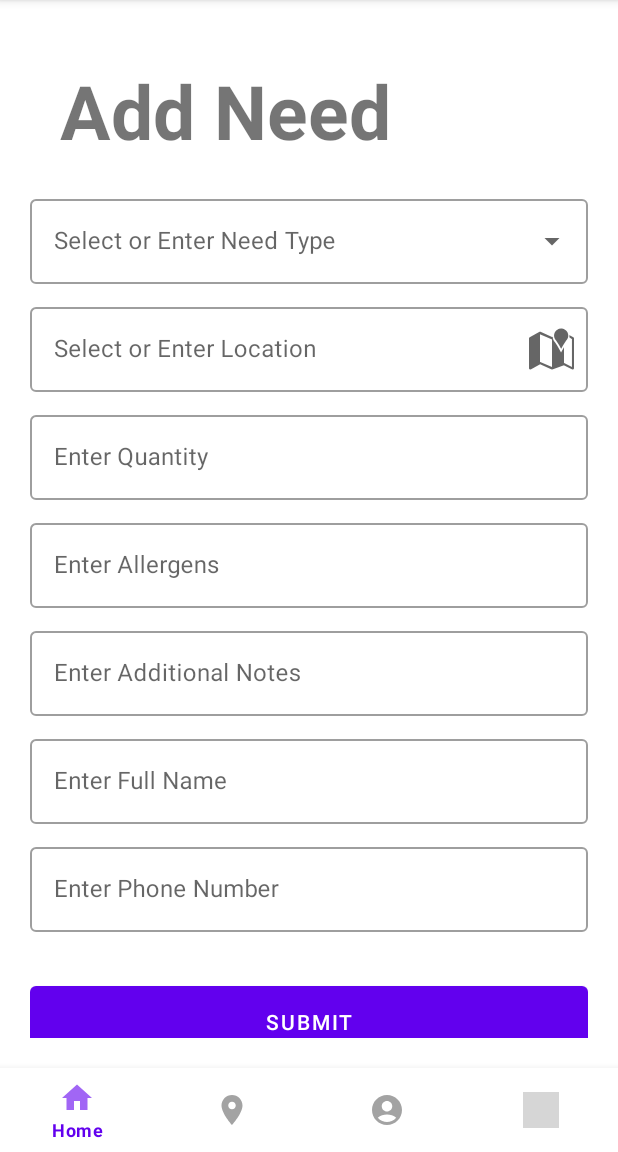
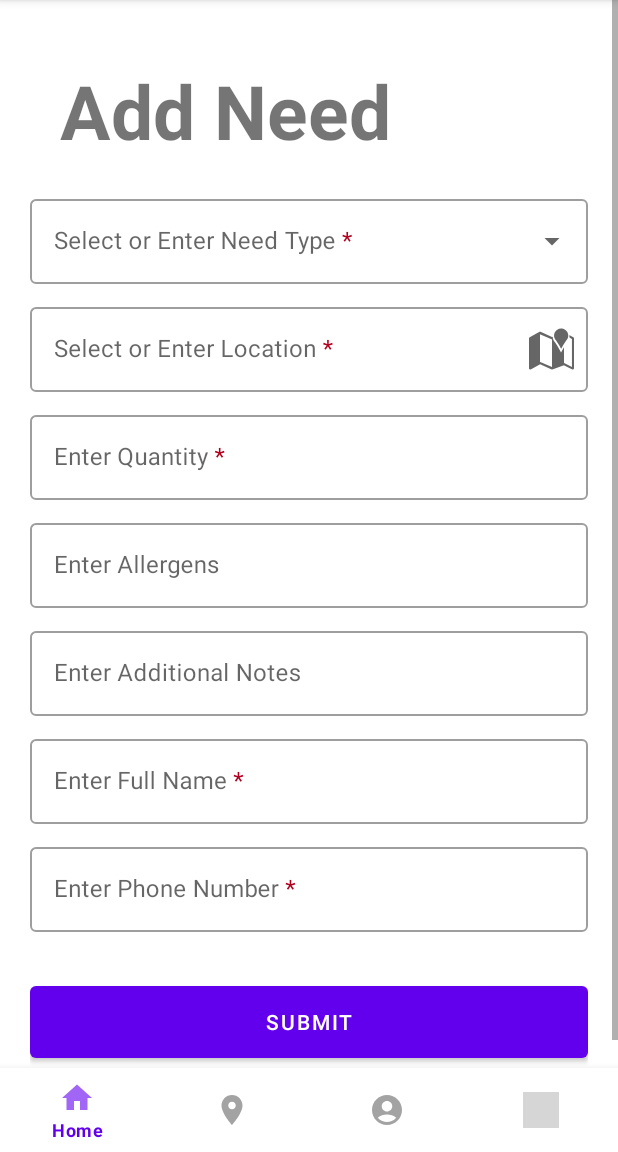
Before and after one commit to bounswe/bounswe2023group2, an Android app: the fragment AddNeedFragment placed in its activity, on a phone screen of 412 x 824 dp, the part 84-1236 px from its top. Run offline under Robolectric (Android 15) with nearby library versions, the phone set to English and light mode, and no system bars; our stand-ins replace Dagger/Hilt's generated code, Picasso; pictures from the network do not load; grey boxes are pictures that could not be loaded.

Commit message:
# Asterixes added to required fields and scrollbar fixed

```diff
--- a/Disaster-Response-Platform/mobile/DisasterResponsePlatform/app/src/main/java/com/example/disasterresponseplatform/ui/activity/need/AddNeedFragment.kt
+++ b/Disaster-Response-Platform/mobile/DisasterResponsePlatform/app/src/main/java/com/example/disasterresponseplatform/ui/activity/need/AddNeedFragment.kt
@@ -77,16 +77,13 @@
 
         if (selectedType.isEmpty()) {
             boxNeedSubType.visibility = View.GONE
-            boxNeedSubType.hint = "Select Need Sub-Type"
             spNeedSubType.setText("")
             spNeedSubType.setAdapter(needEmptyAdapter)
         } else if (selectedType == "Food") {
             boxNeedSubType.visibility = View.VISIBLE
-            boxNeedSubType.hint = "Select $selectedType Sub-Type"
             spNeedSubType.setAdapter(needFoodAdapter)
         } else {
             boxNeedSubType.visibility = View.VISIBLE
-            boxNeedSubType.hint = "Select $selectedType Sub-Type"
             spNeedSubType.setText("")
             spNeedSubType.setAdapter(needEmptyAdapter)
         }
--- a/Disaster-Response-Platform/mobile/DisasterResponsePlatform/app/src/main/java/com/example/disasterresponseplatform/ui/activity/resource/AddResourceFragment.kt
+++ b/Disaster-Response-Platform/mobile/DisasterResponsePlatform/app/src/main/java/com/example/disasterresponseplatform/ui/activity/resource/AddResourceFragment.kt
@@ -77,16 +77,13 @@
 
         if (selectedType.isEmpty()) {
             boxResourceSubType.visibility = View.GONE
-            boxResourceSubType.hint = "Select Resource Sub-Type"
             spResourceSubType.setText("")
             spResourceSubType.setAdapter(resourceEmptyAdapter)
         } else if (selectedType == "Food") {
             boxResourceSubType.visibility = View.VISIBLE
-            boxResourceSubType.hint = "Select $selectedType Sub-Type"
             spResourceSubType.setAdapter(resourceFoodAdapter)
         } else {
             boxResourceSubType.visibility = View.VISIBLE
-            boxResourceSubType.hint = "Select $selectedType Sub-Type"
             spResourceSubType.setText("")
             spResourceSubType.setAdapter(resourceEmptyAdapter)
         }
--- a/Disaster-Response-Platform/mobile/DisasterResponsePlatform/app/src/main/res/layout/fragment_add_need.xml
+++ b/Disaster-Response-Platform/mobile/DisasterResponsePlatform/app/src/main/res/layout/fragment_add_need.xml
@@ -3,13 +3,13 @@
 <ScrollView xmlns:android="http://schemas.android.com/apk/res/android"
     xmlns:app="http://schemas.android.com/apk/res-auto"
     android:layout_width="match_parent"
-    android:layout_height="match_parent"
-    android:padding="20dp">
+    android:layout_height="match_parent">
 
     <LinearLayout
         android:layout_width="match_parent"
         android:layout_height="wrap_content"
-        android:orientation="vertical">
+        android:orientation="vertical"
+        android:padding="20dp">
 
         <TextView
             android:id="@+id/tvAddNeed"
@@ -46,7 +46,7 @@
             android:layout_width="match_parent"
             android:layout_height="wrap_content"
             android:layout_marginBottom="10dp"
-            android:hint="@string/select_need_sub_type"
+            android:hint="@string/select_sub_type"
             android:visibility="gone"
             app:endIconMode="dropdown_menu">
 
--- a/Disaster-Response-Platform/mobile/DisasterResponsePlatform/app/src/main/res/values/strings.xml
+++ b/Disaster-Response-Platform/mobile/DisasterResponsePlatform/app/src/main/res/values/strings.xml
@@ -74,17 +74,16 @@
     <string name="activity_item">Activity:</string>
     <string name="clothes">Clothes</string>
     <string name="date">Date:</string>
-    <string name="select_need_type">Select or Enter Need Type</string>
-    <string name="select_need_sub_type">Select or Enter Need Sub-Type</string>
-    <string name="select_or_enter_location">Select or Enter Location</string>
-    <string name="enter_quantity">Enter Quantity</string>
+    <string name="select_sub_type">Select or Enter Sub-Type <font color='#B00020'>*</font></string>
+    <string name="select_need_type">Select or Enter Need Type <font color='#B00020'>*</font></string>
+    <string name="select_or_enter_location">Select or Enter Location <font color='#B00020'>*</font></string>
+    <string name="enter_quantity">Enter Quantity <font color='#B00020'>*</font></string>
     <string name="enter_allergens">Enter Allergens</string>
     <string name="enter_additional_notes">Enter Additional Notes</string>
-    <string name="enter_full_name">Enter Full Name</string>
-    <string name="enter_phone_number">Enter Phone Number</string>
+    <string name="enter_full_name">Enter Full Name <font color='#B00020'>*</font></string>
+    <string name="enter_phone_number">Enter Phone Number <font color='#B00020'>*</font></string>
     <string name="submit">Submit</string>
-    <string name="select_resource_type">Select or Enter Resource Type</string>
-    <string name="select_resource_sub_type">Select or Enter Resource Sub-Type</string>
+    <string name="select_resource_type">Select or Enter Resource Type <font color='#B00020'>*</font></string>
     <string name="enter_expiration_date">Enter Expiration Date</string>
 
     <string-array name="need_types">
```
Also changed, not shown: Disaster-Response-Platform/mobile/DisasterResponsePlatform/app/src/main/res/layout/fragment_add_resource.xml (+4 -4 lines).
